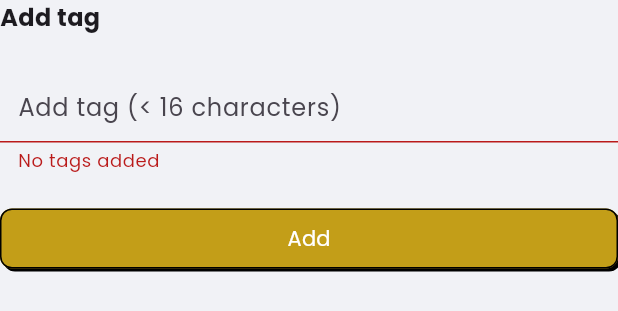
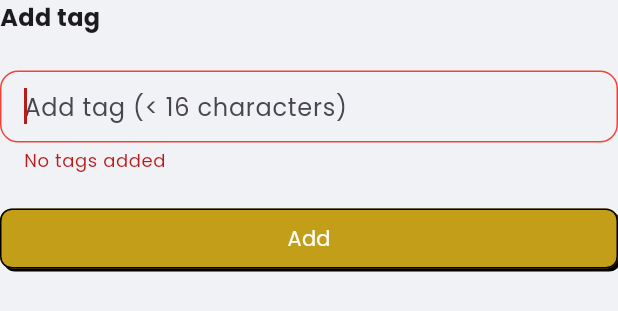
Before and after one commit to marthinmhpakpahan/flutter-awesome-notes, a Flutter app: the NewTagDialog widget shown alone on an empty page, opened directly, after a tap on "Add", on a phone screen of 412 x 824 dp. Shown: the top 311 px of the screen. Run offline on Flutter 3.47's test engine with Material 3 defaults, Android fonts, the phone set to English and light mode, and no system bars; our stand-ins replace font_awesome_flutter; missing offline and left inert: flutter_quill.

Commit message:
add remove tag

```diff
--- a/lib/widgets/new_tag_dialog.dart
+++ b/lib/widgets/new_tag_dialog.dart
@@ -50,6 +50,7 @@ class _NewTagDialogState extends State<NewTagDialog> {
         ),
         SizedBox(height: 24),
         TextFormField(
+          autofocus: true,
           key: tagKey,
           controller: tagController,
           decoration: InputDecoration(
@@ -75,6 +76,22 @@ class _NewTagDialogState extends State<NewTagDialog> {
                 color: primary,
               ),
             ),
+            errorBorder: OutlineInputBorder(
+              borderRadius: BorderRadius.circular(
+                12,
+              ),
+              borderSide: BorderSide(
+                color: Colors.red,
+              ),
+            ),
+            focusedErrorBorder: OutlineInputBorder(
+              borderRadius: BorderRadius.circular(
+                12,
+              ),
+              borderSide: BorderSide(
+                color: Colors.red,
+              ),
+            ),
           ),
           validator: (value) {
             if(value!.trim().isEmpty) {
@@ -83,6 +100,9 @@ class _NewTagDialogState extends State<NewTagDialog> {
               return "Tags should not be more than 16 characters";
             }
             return null;
+          },
+          onChanged: (newValue) {
+            tagKey.currentState?.validate();
           },
         ),
         SizedBox(height: 24),
```
Also changed, not shown: lib/change_notifiers/new_note_controller.dart (+6 -1 lines), lib/pages/new_or_edit_note_page.dart (+19 -6 lines), lib/widgets/note_card.dart (+2 -12 lines), lib/widgets/note_tag.dart (added, +40 -0 lines).
